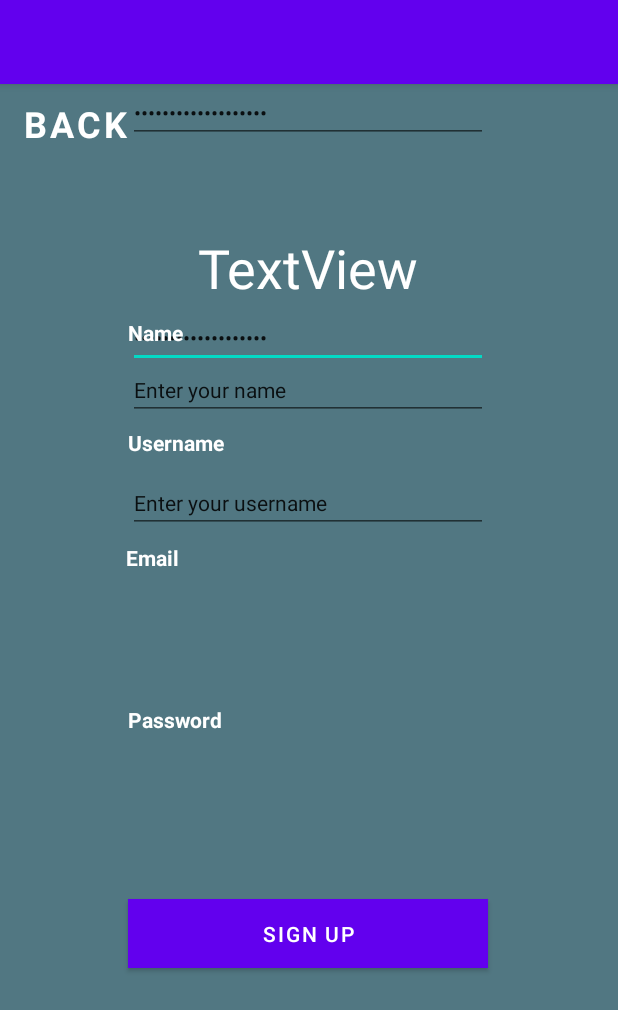
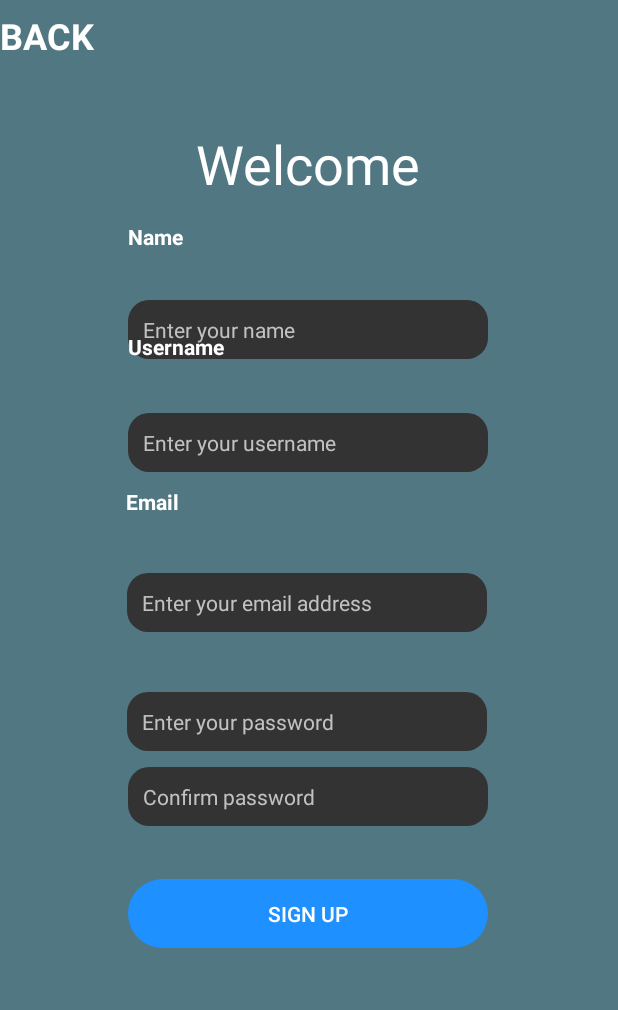
Before and after one commit to TheAidaan/OPSC7311, an Android app: the SignUpActivity screen opened directly, with no data from a screen before it, on a phone screen of 412 x 824 dp. Shown: the top 1010 px of the screen. Run offline under Robolectric (Android 15) with nearby library versions, the phone set to English and light mode, and no system bars.

Commit message:
goonaa die

```diff
--- a/app/src/main/AndroidManifest.xml
+++ b/app/src/main/AndroidManifest.xml
@@ -1,6 +1,8 @@
 <?xml version="1.0" encoding="utf-8"?>
 <manifest xmlns:android="http://schemas.android.com/apk/res/android"
     package="com.example.opsc7311">
+    <uses-permission android:name="android.permission.CAMERA"></uses-permission>
+    <uses-permission android:name="android.permission.READ_EXTERNAL_STORAGE"/>
 
     <application
         android:allowBackup="true"
--- a/app/src/main/java/com/example/opsc7311/HomeActivity.java
+++ b/app/src/main/java/com/example/opsc7311/HomeActivity.java
@@ -17,4 +17,8 @@ public class HomeActivity extends MainLayout {
         SetUpConstants(findViewById((R.id.btnProfile_home)),findViewById((R.id.btnHome_home)),findViewById((R.id.btnDiscover_home)));
 
     }
+
+   void LoadContent(){
+        //take content and put on screen
+    }
 }
--- /dev/null
+++ b/app/src/main/res/drawable/edit_box.xml
@@ -0,0 +1,10 @@
+<?xml version="1.0" encoding="utf-8"?>
+
+<selector xmlns:android="http://schemas.android.com/apk/res/android">
+    <item>
+        <shape android:shape = "rectangle">
+            <corners android:radius = "14dp"/>
+            <solid android:color="#333333"/>
+        </shape>
+    </item>
+</selector>
--- /dev/null
+++ b/app/src/main/res/drawable/round_buttons.xml
@@ -0,0 +1,4 @@
+<?xml version="1.0" encoding="utf-8"?>
+<shape xmlns:android="http://schemas.android.com/apk/res/android">
+    <corners android:radius = "37dp"/>
+</shape>
--- a/app/src/main/res/layout/activity_home.xml
+++ b/app/src/main/res/layout/activity_home.xml
@@ -70,7 +70,7 @@
         android:textStyle="bold"
         app:layout_constraintBottom_toBottomOf="parent"
         app:layout_constraintEnd_toEndOf="parent"
-        app:layout_constraintHorizontal_bias="0.052"
+        app:layout_constraintHorizontal_bias="0.028"
         app:layout_constraintStart_toStartOf="parent"
         app:layout_constraintTop_toTopOf="parent"
         app:layout_constraintVertical_bias="0.023" />
@@ -85,4 +85,7 @@
         app:layout_constraintTop_toTopOf="parent"
         app:layout_constraintVertical_bias="0.883"
         tools:srcCompat="@tools:sample/avatars" />
+
+
+
 </androidx.constraintlayout.widget.ConstraintLayout>
--- a/app/src/main/res/layout/activity_sign_up.xml
+++ b/app/src/main/res/layout/activity_sign_up.xml
@@ -12,7 +12,7 @@
         android:layout_width="wrap_content"
         android:layout_height="wrap_content"
         android:fontFamily="sans-serif"
-        android:text="TextView"
+        android:text="Welcome"
         android:textColor="@color/white"
         android:textSize="36sp"
         app:layout_constraintBottom_toTopOf="@+id/btnLogin_signup"
@@ -20,8 +20,7 @@
         app:layout_constraintHorizontal_bias="0.498"
         app:layout_constraintStart_toStartOf="parent"
         app:layout_constraintTop_toTopOf="parent"
-        app:layout_constraintVertical_bias="0.198"
-        tools:text="Welcome" />
+        app:layout_constraintVertical_bias="0.158" />
 
     <Button
         android:id="@+id/btnBack_signup"
@@ -43,8 +42,11 @@
         android:layout_width="240dp"
         android:layout_height="39dp"
         android:ems="10"
+        android:hint="Confirm password"
         android:inputType="textPassword"
-        android:text="Enter your password"
+        android:background="@drawable/edit_box"
+        android:textColorHint="#C1C1C1"
+        android:paddingLeft="10dp"
         android:textSize="14sp"
         app:layout_constraintBottom_toTopOf="@+id/btnLogin_signup"
         app:layout_constraintEnd_toEndOf="parent"
@@ -74,31 +76,34 @@
         android:layout_width="240dp"
         android:layout_height="39dp"
         android:layout_marginBottom="36dp"
+        android:background="@drawable/edit_box"
         android:ems="10"
+        android:hint="Enter your email address"
         android:inputType="textEmailAddress"
-        android:text="Enter your email address"
+        android:paddingLeft="10dp"
+        android:textColorHint="#C1C1C1"
         android:textSize="14sp"
         app:layout_constraintBottom_toTopOf="@+id/edtPassword_signup"
         app:layout_constraintEnd_toEndOf="parent"
         app:layout_constraintHorizontal_bias="0.491"
-        app:layout_constraintStart_toStartOf="parent" />
+        app:layout_constraintStart_toStartOf="parent"
+        app:layout_constraintTop_toTopOf="parent"
+        app:layout_constraintVertical_bias="0.99" />
 
     <TextView
         android:id="@+id/txtName_signup"
         android:layout_width="wrap_content"
         android:layout_height="wrap_content"
-        android:layout_marginTop="156dp"
-        android:layout_marginBottom="55dp"
+        android:layout_marginTop="148dp"
         android:text="Name"
         android:textColor="@color/white"
         android:textSize="14sp"
         android:textStyle="bold"
-        app:layout_constraintBottom_toTopOf="@+id/txtUsername_SignUp"
+
         app:layout_constraintEnd_toEndOf="parent"
         app:layout_constraintHorizontal_bias="0.227"
         app:layout_constraintStart_toStartOf="parent"
-        app:layout_constraintTop_toTopOf="parent"
-        app:layout_constraintVertical_bias="1.0" />
+        app:layout_constraintTop_toTopOf="parent" />
 
     <TextView
         android:id="@+id/txtEmail_signup"
@@ -114,7 +119,7 @@
         app:layout_constraintHorizontal_bias="0.223"
         app:layout_constraintStart_toStartOf="parent"
         app:layout_constraintTop_toBottomOf="@+id/txtUsername_signup"
-        app:layout_constraintVertical_bias="0.128" />
+        app:layout_constraintVertical_bias="0.243" />
 
     <EditText
         android:id="@+id/edtName_signup"
@@ -122,7 +127,10 @@
         android:layout_height="39dp"
         android:ems="10"
         android:inputType="textPersonName"
-        android:text="Enter your name"
+        android:background="@drawable/edit_box"
+        android:textColorHint="#C1C1C1"
+        android:paddingLeft="10dp"
+        android:hint="Enter your name"
         android:textSize="14sp"
         app:layout_constraintBottom_toTopOf="@+id/btnLogin_signup"
         app:layout_constraintEnd_toEndOf="parent"
@@ -138,7 +146,10 @@
         android:layout_marginTop="36dp"
         android:ems="10"
         android:inputType="textPersonName"
-        android:text="Enter your username"
+        android:hint="Enter your username"
+        android:background="@drawable/edit_box"
+        android:textColorHint="#C1C1C1"
+        android:paddingLeft="10dp"
         android:textSize="14sp"
         app:layout_constraintBottom_toTopOf="@+id/edtEmailAdress_signup"
         app:layout_constraintEnd_toEndOf="parent"
@@ -164,7 +175,8 @@
         android:id="@+id/btnLogin_signup"
         android:layout_width="240dp"
         android:layout_height="46dp"
-        android:background="#1E90FF"
+        android:background="@drawable/round_buttons"
+        android:backgroundTint="#1E90FF"
         android:text="Sign Up"
         android:textColor="@color/white"
         app:layout_constraintBottom_toBottomOf="parent"
@@ -178,12 +190,17 @@
         android:id="@+id/edtPassword_signup"
         android:layout_width="240dp"
         android:layout_height="39dp"
+        android:background="@drawable/edit_box"
         android:ems="10"
+        android:hint="Enter your password"
         android:inputType="textPassword"
-        android:text="Enter your password"
+        android:paddingLeft="10dp"
+        android:textColorHint="#C1C1C1"
         android:textSize="14sp"
+        app:layout_constraintBottom_toBottomOf="parent"
         app:layout_constraintEnd_toEndOf="parent"
-        app:layout_constraintHorizontal_bias="0.497"
+        app:layout_constraintHorizontal_bias="0.491"
         app:layout_constraintStart_toStartOf="parent"
-        tools:layout_editor_absoluteY="396dp" />
+        app:layout_constraintTop_toTopOf="parent"
+        app:layout_constraintVertical_bias="0.588" />
 </androidx.constraintlayout.widget.ConstraintLayout>
--- a/app/src/main/res/values-night/themes.xml
+++ /dev/null
@@ -1,16 +0,0 @@
-<resources xmlns:tools="http://schemas.android.com/tools">
-    <!-- Base application theme. -->
-    <style name="Theme.Opsc7311" parent="Theme.MaterialComponents.DayNight.DarkActionBar">
-        <!-- Primary brand color. -->
-        <item name="colorPrimary">@color/purple_200</item>
-        <item name="colorPrimaryVariant">@color/purple_700</item>
-        <item name="colorOnPrimary">@color/black</item>
-        <!-- Secondary brand color. -->
-        <item name="colorSecondary">@color/teal_200</item>
-        <item name="colorSecondaryVariant">@color/teal_200</item>
-        <item name="colorOnSecondary">@color/black</item>
-        <!-- Status bar color. -->
-        <item name="android:statusBarColor" tools:targetApi="l">?attr/colorPrimaryVariant</item>
-        <!-- Customize your theme here. -->
-    </style>
-</resources>
--- a/app/src/main/res/values/themes.xml
+++ b/app/src/main/res/values/themes.xml
@@ -1,6 +1,6 @@
 <resources xmlns:tools="http://schemas.android.com/tools">
     <!-- Base application theme. -->
-    <style name="Theme.Opsc7311" parent="Theme.MaterialComponents.DayNight.DarkActionBar">
+    <style name="Theme.Opsc7311" parent="Theme.AppCompat.Light.NoActionBar">
         <!-- Primary brand color. -->
         <item name="colorPrimary">@color/purple_500</item>
         <item name="colorPrimaryVariant">@color/purple_700</item>
```
Also changed, not shown: app/src/main/java/com/example/opsc7311/Category.java (added, +23 -0 lines), app/src/main/java/com/example/opsc7311/Content.java (+32 -3 lines), app/src/main/java/com/example/opsc7311/Goal.java (added, +25 -0 lines), app/src/main/java/com/example/opsc7311/Group.java (added, +40 -0 lines), app/src/main/res/layout/activity_introduction.xml (+16 -12 lines), app/src/main/res/layout/activity_sign_in.xml (+17 -6 lines).
